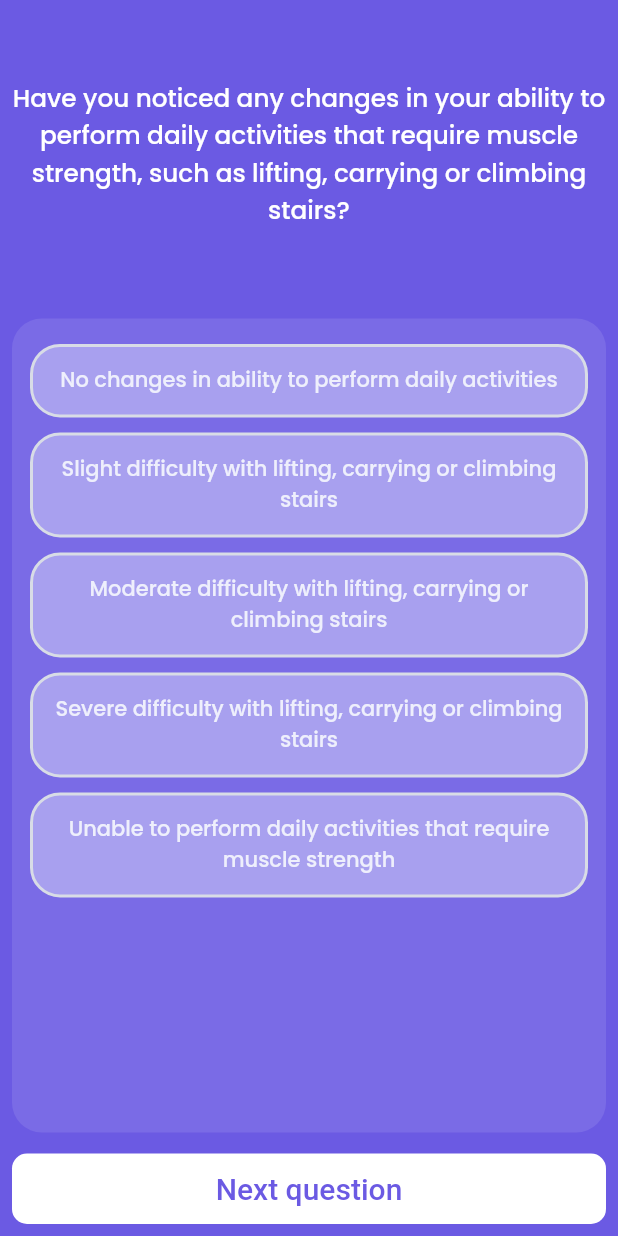
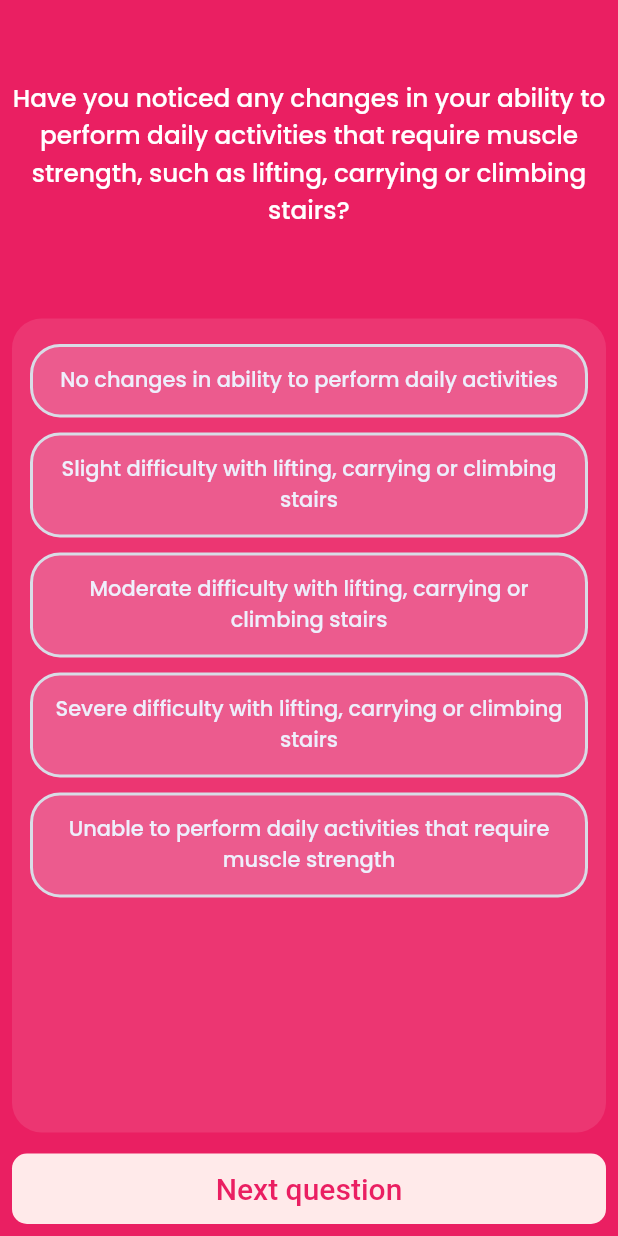
Before and after one commit to chandansgowda/safe_connect, a Flutter app: the OptionScreen screen opened directly, after a tap on "Take Quiz", on a phone screen of 412 x 824 dp. Run offline on Flutter 3.47's test engine with Material 2 defaults, Android fonts, the phone set to English and light mode, and no system bars; our stand-ins replace cloud_firestore, firebase_auth, firebase_core, flutter_chat_types, flutter_chat_ui, google_fonts and 3 more; missing offline and left inert: flutterfire_ui; accounts and stored records are empty; Roboto replaces fonts that are missing (Acme).

Commit message:
Questions screen colours changed

```diff
--- a/lib/screens/home_screen.dart
+++ b/lib/screens/home_screen.dart
@@ -21,7 +21,7 @@ class HomeScreen extends StatelessWidget {
         ],
       ),
       floatingActionButton: FloatingActionButton(onPressed: (){
-          Navigator.of(context).push(MaterialPageRoute(builder: (_)=> ChatScreen()));
+          //Navigator.of(context).push(MaterialPageRoute(builder: (_)=> ChatScreen()));
       }, child: Icon(Icons.message),),
     );
   }
--- a/lib/screens/option_screen.dart
+++ b/lib/screens/option_screen.dart
@@ -9,7 +9,7 @@ class OptionScreen extends StatelessWidget {
   Widget build(BuildContext context) {
     return Scaffold(
       appBar: AppBar(
-        title: Text("title"),
+        title: Text("Select Options"),
       ),
       body: Padding(
         padding: const EdgeInsets.all(18.0),
@@ -49,7 +49,7 @@ class ContainerButton extends StatelessWidget {
       child: Container(
         width: double.infinity,
         decoration: BoxDecoration(
-          color: Colors.blue,
+          color: Color(0xffea1f62),
           borderRadius: BorderRadius.circular(25),
         ),
         child: Padding(
--- a/lib/screens/questions_screen.dart
+++ b/lib/screens/questions_screen.dart
@@ -10,7 +10,7 @@ import 'package:safe_connect/services.dart';
 class QuestionsScreen extends StatefulWidget {
   static const routeName = '/questions-screen';
   int index = 0;
-  bool isLoading=false;
+  bool isLoading = false;
   @override
   State<QuestionsScreen> createState() => _QuestionsScreenState();
 }
@@ -21,7 +21,7 @@ class _QuestionsScreenState extends State<QuestionsScreen> {
     final questionsList = Provider.of<Symptoms>(context).questionsList;
 
     return Scaffold(
-      backgroundColor: Color(0xff6b5ae3),
+      backgroundColor: Color(0xffea1f62),
       body: SafeArea(
         child: Padding(
           padding: const EdgeInsets.all(8.0),
@@ -37,7 +37,13 @@ class _QuestionsScreenState extends State<QuestionsScreen> {
                 onTap: () async {
                   if (questionsList[widget.index].answer != -1) {
                     if (widget.index == 22) {
+                      setState(() {
+                        widget.isLoading=true;
+                      });
                       Services.getDiseases(questionsList).then((response) {
+                        setState(() {
+                          widget.isLoading=false;
+                        });
                         Services.updateDiseases(
                             d1: response['disease'][0]['name'],
                             dp1: response['disease'][0]['percent'],
@@ -86,16 +92,20 @@ class _QuestionsScreenState extends State<QuestionsScreen> {
                 child: Container(
                   width: double.infinity,
                   decoration: BoxDecoration(
-                    color: Colors.white,
+                    color: Color(0xffFFEAEA),
                     borderRadius: BorderRadius.circular(10),
                   ),
                   child: Padding(
                     padding: const EdgeInsets.all(12.0),
                     child: Center(
-                      child: widget.isLoading?Center(child: CircularProgressIndicator(),):Text(
+                      child: widget.isLoading
+                          ? Center(
+                              child: CircularProgressIndicator(),
+                            )
+                          : Text(
                               widget.index == 22 ? "Submit" : "Next question",
                               style: GoogleFonts.acme(
-                            color: Color(0xff6b5ae3),
+                                  color:Color(0xffea1f62),
                                   fontSize: 20,
                                   fontWeight: FontWeight.w500),
                             ),
@@ -165,14 +175,18 @@ class _QuestionBodyState extends State<QuestionBody> {
                         margin: const EdgeInsets.symmetric(vertical: 5),
                         decoration: BoxDecoration(
                           color: widget.question.answer == option['value']
-                                ? Color(0xffeeeffc)
-                                : Color(0xffeeeffc).withOpacity(0.4),
+                              ? Color(0xffeeeffc).withOpacity(0.5)
+                              : Color(0xffeeeffc).withOpacity(0.2),
                           borderRadius: BorderRadius.circular(20),
                           border: Border.all(
+                            width: widget.question.answer == option['value']
+                                ? 1
+                                : 2,
                             color: widget.question.answer == option['value']
-                                    ? const Color(0xff7cd8bb)
+                                ? Colors.white
                                 : const Color(0xffd8dce6),
-                                width: 2)),
+                          ),
+                        ),
                         child: Center(
                           child: Padding(
                             padding: const EdgeInsets.all(12.0),
@@ -182,7 +196,7 @@ class _QuestionBodyState extends State<QuestionBody> {
                               style: GoogleFonts.poppins(
                                   color:
                                       widget.question.answer == option['value']
-                                          ? Color(0xff6b5ae3)
+                                          ? Colors.white
                                           : Color(0xffeeeffc),
                                   fontWeight: FontWeight.w500),
                             ),
@@ -198,36 +212,3 @@ class _QuestionBodyState extends State<QuestionBody> {
     );
   }
 }
-
-// options
-//     .map((option) => GestureDetector(
-// onTap: () {
-// setState(() {
-// widget.question.answer = option[1];
-// });
-// },
-// child: Container(
-// margin: const EdgeInsets.symmetric(vertical: 5),
-// decoration: BoxDecoration(
-// color: widget.question.answer == option[1]
-// ? const Color(0xffb1e9d6)
-//     : const Color(0xfff0f0f0),
-// borderRadius: BorderRadius.circular(20),
-// border: Border.all(
-// color: widget.question.answer == option[1]
-// ? const Color(0xff7cd8bb)
-//     : const Color(0xfff0f0f0),
-// width: 2)),
-// child: Center(
-// child: Padding(
-// padding: const EdgeInsets.all(12.0),
-// child: Text(
-// option[0],
-// style: const TextStyle(
-// fontSize: 16, fontWeight: FontWeight.w600),
-// ),
-// ),
-// ),
-// ),
-// ))
-//     .toList(),
```
Lines whose indentation alone changed are shown as unchanged.
